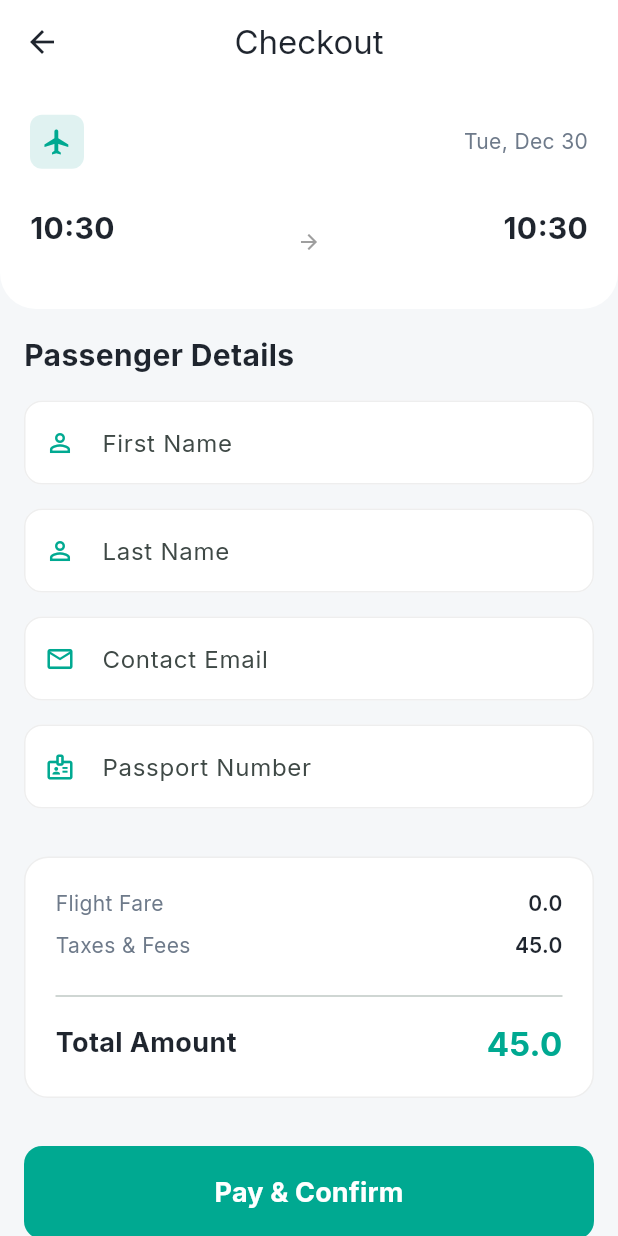
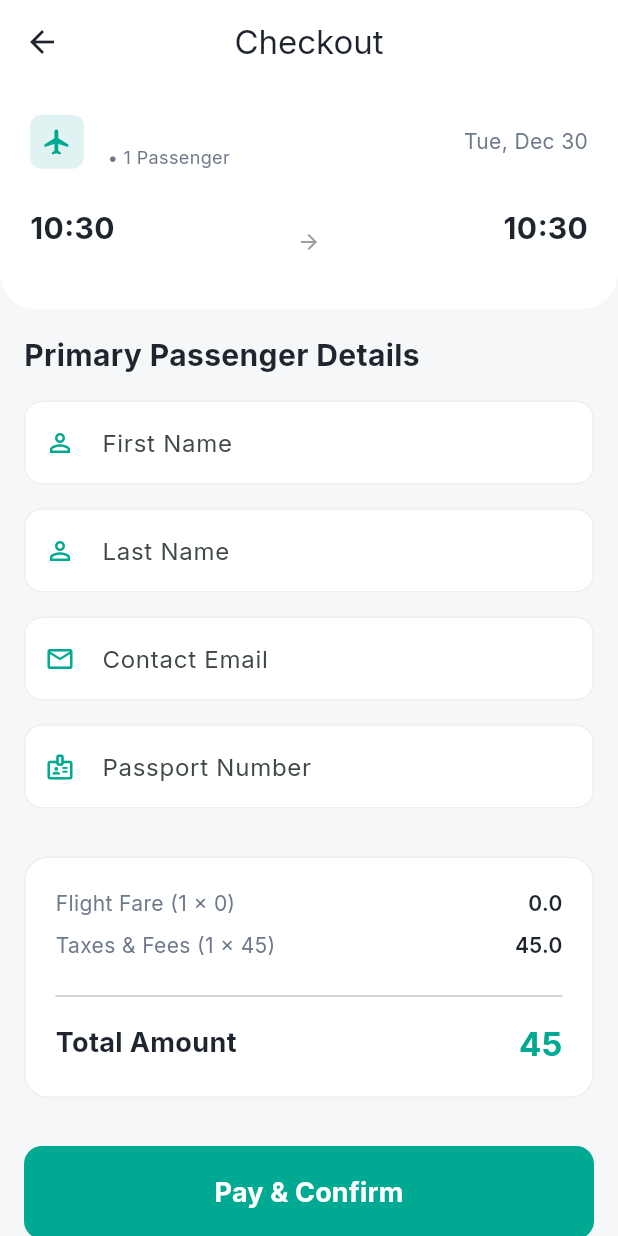
Before and after one commit to Thyon3/SkyRace, a Flutter app: the BookingScreen screen opened directly with empty values, on a phone screen of 412 x 824 dp. Run offline on Flutter 3.47's test engine with Material 3 defaults, Android fonts, the phone set to English and light mode, and no system bars; our stand-ins replace flutter_riverpod, go_router, google_fonts, shared_preferences, shimmer; accounts and stored records are empty; network calls fail.

Commit message:
Enhance Booking Screen with multiple passengers support and total price calculation

```diff
--- a/lib/src/features/bookings/presentation/booking_screen.dart
+++ b/lib/src/features/bookings/presentation/booking_screen.dart
@@ -6,6 +6,8 @@ import '../../../constants/app_colors.dart';
 import '../../search/domain/flight.dart';
 import '../domain/booking.dart';
 import 'booking_controller.dart';
+import '../../search/presentation/search_controller.dart';
+import '../../search/domain/search_state.dart';
 
 class BookingScreen extends ConsumerStatefulWidget {
   final Flight flight;
@@ -35,6 +37,9 @@ class _BookingScreenState extends ConsumerState<BookingScreen> {
   @override
   Widget build(BuildContext context) {
     final bookingState = ref.watch(bookingControllerProvider);
+    final searchState = ref.watch(searchControllerProvider);
+    final totalPassengers = searchState.passengers;
+    final totalPrice = (widget.flight.price + 45) * totalPassengers;
 
     ref.listen<AsyncValue>(bookingControllerProvider, (previous, next) {
       next.whenOrNull(
@@ -62,7 +67,7 @@ class _BookingScreenState extends ConsumerState<BookingScreen> {
       body: SingleChildScrollView(
         child: Column(
           children: [
-            _buildFlightSummaryCard(),
+            _buildFlightSummaryCard(totalPassengers),
             Padding(
               padding: const EdgeInsets.all(16.0),
               child: Form(
@@ -70,10 +75,18 @@ class _BookingScreenState extends ConsumerState<BookingScreen> {
                 child: Column(
                   crossAxisAlignment: CrossAxisAlignment.start,
                   children: [
-                    const Text(
-                      'Passenger Details',
-                      style: TextStyle(fontSize: 20, fontWeight: FontWeight.bold, color: AppColors.textDark),
+                    Text(
+                      'Primary Passenger Details',
+                      style: const TextStyle(fontSize: 20, fontWeight: FontWeight.bold, color: AppColors.textDark),
                     ),
+                    if (totalPassengers > 1)
+                      Padding(
+                        padding: const EdgeInsets.only(top: 4.0),
+                        child: Text(
+                          'You are booking for $totalPassengers passengers',
+                          style: const TextStyle(color: AppColors.textLight, fontSize: 14),
+                        ),
+                      ),
                     const SizedBox(height: 16),
                     _buildTextField(
                       controller: _firstNameController,
@@ -100,7 +113,7 @@ class _BookingScreenState extends ConsumerState<BookingScreen> {
                       icon: Icons.badge_outlined,
                     ),
                     const SizedBox(height: 32),
-                    _buildPriceBreakdown(),
+                    _buildPriceBreakdown(totalPassengers, totalPrice),
                     const SizedBox(height: 32),
                     SizedBox(
                       width: double.infinity,
@@ -118,7 +131,7 @@ class _BookingScreenState extends ConsumerState<BookingScreen> {
                                             passportNumber: _passportController.text,
                                           ),
                                         ],
-                                        totalPrice: widget.flight.price,
+                                        totalPrice: totalPrice,
                                       );
                                 }
                               },
@@ -129,7 +142,11 @@ class _BookingScreenState extends ConsumerState<BookingScreen> {
                           elevation: 0,
                         ),
                         child: bookingState.isLoading
-                            ? const CircularProgressIndicator(color: Colors.white)
+                            ? const SizedBox(
+                                height: 24,
+                                width: 24,
+                                child: CircularProgressIndicator(color: Colors.white, strokeWidth: 2),
+                              )
                             : const Text(
                                 'Pay & Confirm',
                                 style: TextStyle(fontSize: 18, fontWeight: FontWeight.bold),
@@ -174,7 +191,7 @@ class _BookingScreenState extends ConsumerState<BookingScreen> {
     );
   }
 
-  Widget _buildFlightSummaryCard() {
+  Widget _buildFlightSummaryCard(int passengers) {
     return Container(
       width: double.infinity,
       padding: const EdgeInsets.all(20),
@@ -203,7 +220,7 @@ class _BookingScreenState extends ConsumerState<BookingScreen> {
                 crossAxisAlignment: CrossAxisAlignment.start,
                 children: [
                   Text(widget.flight.airline, style: const TextStyle(fontWeight: FontWeight.bold)),
-                  Text(widget.flight.flightNumber, style: const TextStyle(color: AppColors.textLight, fontSize: 12)),
+                  Text('${widget.flight.flightNumber} • $passengers Passenger${passengers > 1 ? 's' : ''}', style: const TextStyle(color: AppColors.textLight, fontSize: 12)),
                 ],
               ),
               const Spacer(),
@@ -241,7 +258,7 @@ class _BookingScreenState extends ConsumerState<BookingScreen> {
     );
   }
 
-  Widget _buildPriceBreakdown() {
+  Widget _buildPriceBreakdown(int passengers, double totalPrice) {
     return Container(
       padding: const EdgeInsets.all(20),
       decoration: BoxDecoration(
@@ -251,15 +268,15 @@ class _BookingScreenState extends ConsumerState<BookingScreen> {
       ),
       child: Column(
         children: [
-          _buildPriceRow('Flight Fare', widget.flight.price),
-          _buildPriceRow('Taxes & Fees', 45.0),
+          _buildPriceRow('Flight Fare ($passengers x ${widget.flight.price.toInt()})', widget.flight.price * passengers),
+          _buildPriceRow('Taxes & Fees ($passengers x 45)', 45.0 * passengers),
           const Divider(height: 32),
           Row(
             mainAxisAlignment: MainAxisAlignment.spaceBetween,
             children: [
               const Text('Total Amount', style: TextStyle(fontSize: 18, fontWeight: FontWeight.bold)),
               Text(
-                '${widget.flight.currency} ${widget.flight.price + 45}',
+                '${widget.flight.currency} ${totalPrice.toInt()}',
                 style: const TextStyle(fontSize: 22, fontWeight: FontWeight.bold, color: AppColors.primary),
               ),
             ],
```
Also changed, not shown: lib/src/features/search/presentation/search_screen.dart (+11 -7 lines).
